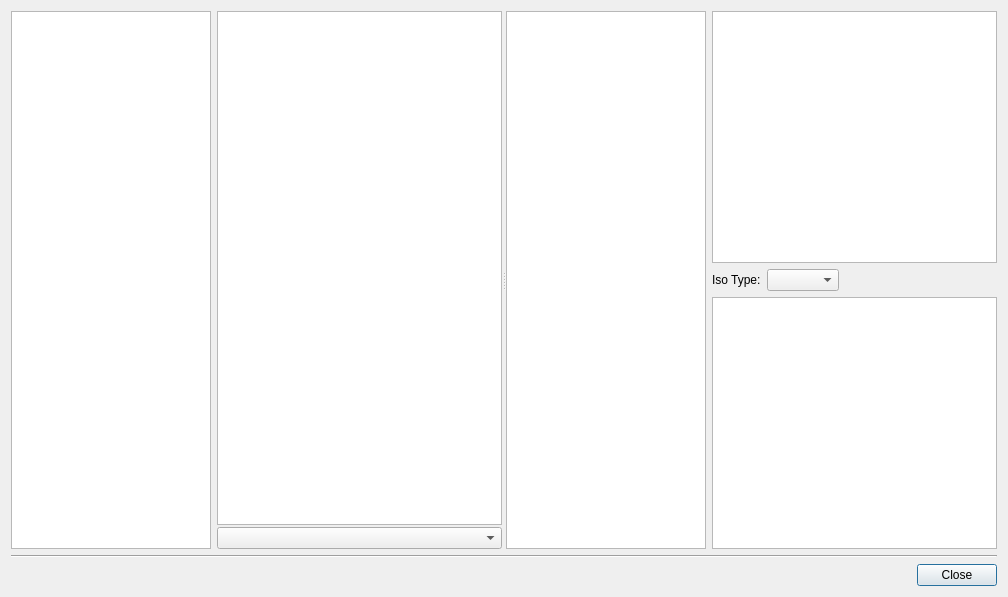
Before: the Qt Designer form src/tiled/virtualtilesetdialog.ui in timbaker/tiled, drawn with Qt 5.
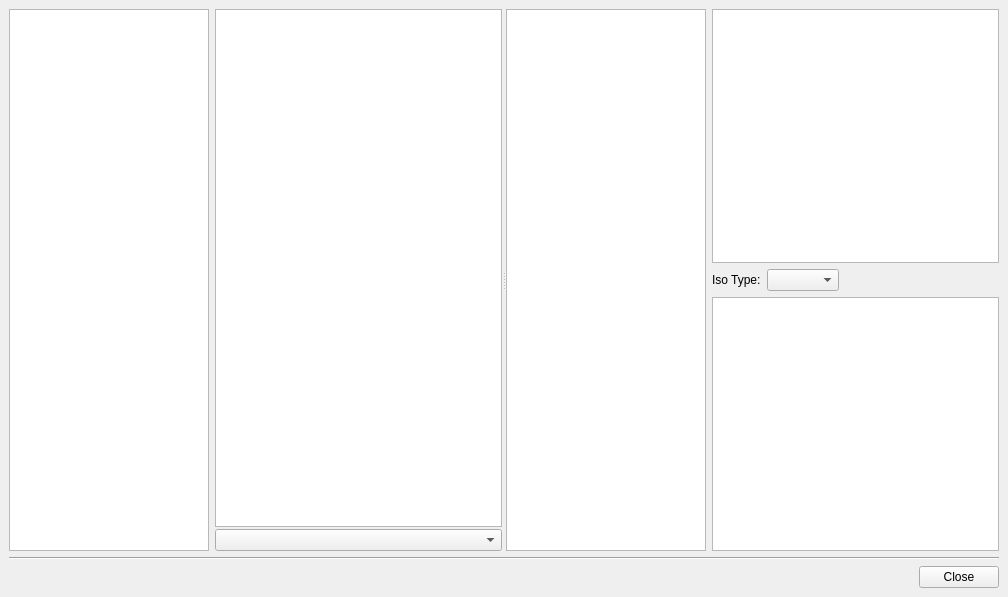
After: the same form once the commit is applied. Icons and pictures are not drawn. Custom widgets are drawn as their Qt base class.

Commit message: Added TextureMgr, Textures.txt, binary VirtualTilesetsFile, TilesetView grid, ...

Patch:
```diff
--- a/src/tiled/virtualtilesetdialog.ui
+++ b/src/tiled/virtualtilesetdialog.ui
@@ -1,7 +1,7 @@
 <?xml version="1.0" encoding="UTF-8"?>
 <ui version="4.0">
  <class>VirtualTilesetDialog</class>
- <widget class="QDialog" name="VirtualTilesetDialog">
+ <widget class="QMainWindow" name="VirtualTilesetDialog">
   <property name="geometry">
    <rect>
     <x>0</x>
@@ -13,6 +13,7 @@
   <property name="windowTitle">
    <string>Virtual Tilesets</string>
   </property>
+  <widget class="QWidget" name="centralwidget">
   <layout class="QGridLayout" name="gridLayout" rowstretch="1,0,0">
    <item row="2" column="0">
     <layout class="QHBoxLayout" name="buttonsLayout">
@@ -80,6 +81,11 @@
      <widget class="QWidget" name="layoutWidget">
       <layout class="QHBoxLayout" name="horizontalLayout_4">
        <item>
+         <layout class="QVBoxLayout" name="verticalLayout_4" stretch="0,0">
+          <property name="spacing">
+           <number>2</number>
+          </property>
+          <item>
         <widget class="QListWidget" name="orthoFiles">
          <property name="maximumSize">
           <size>
@@ -90,6 +96,11 @@
         </widget>
        </item>
        <item>
+           <layout class="QHBoxLayout" name="textureToolbarLayout"/>
+          </item>
+         </layout>
+        </item>
+        <item>
         <layout class="QVBoxLayout" name="verticalLayout_2">
          <item>
           <widget class="Tiled::Internal::TilesetView" name="orthoTiles"/>
@@ -138,6 +149,7 @@
     </widget>
    </item>
   </layout>
+  </widget>
   <action name="actionAddTileset">
    <property name="icon">
     <iconset resource="tiled.qrc">
```
Left out of the diff: 46 changed lines with no effect on the pictures. Lines whose indentation alone changed are shown as unchanged. The commit also changes 22 other files.
